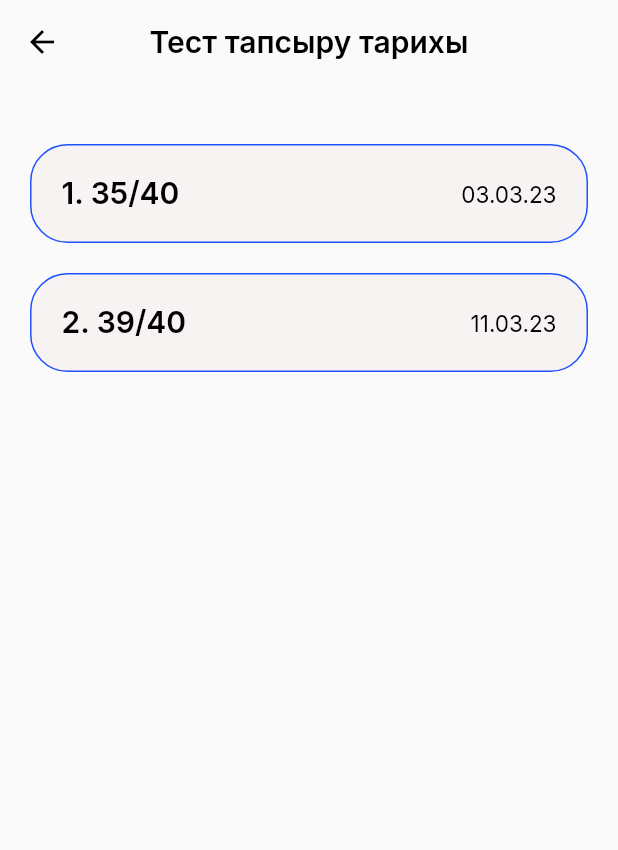
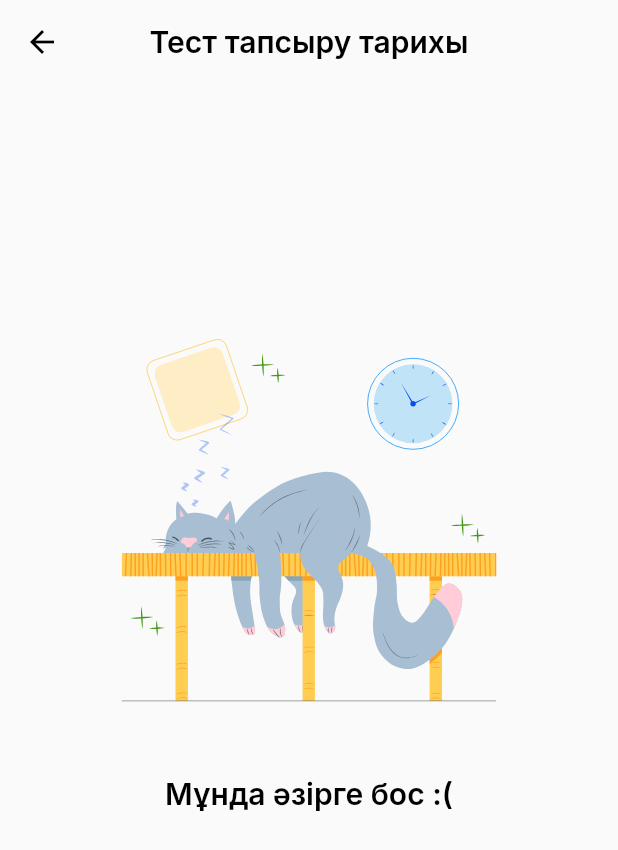
Before and after one commit to udrepo/monday_project, a Flutter app: the HomeScreen screen opened directly, item 3 of the bottom bar chosen, after a tap on "Тарих", on a phone screen of 412 x 824 dp. Shown: the top 850 px of the screen. Run offline on Flutter 3.47's test engine with Material 2 defaults, Android fonts, the phone set to English and light mode, and no system bars; our stand-ins replace fl_chart, flutter_snake_navigationbar, flutter_svg, google_fonts, social_login_buttons.

Commit message:
added empty widget

```diff
--- a/lib/screens/history_screen.dart
+++ b/lib/screens/history_screen.dart
@@ -1,5 +1,6 @@
 import 'package:flutter/material.dart';
 import 'package:monday_project/config/monday_text_styles.dart';
+import 'package:monday_project/widgets/empty_widget.dart';
 
 import '../config/monday_colors.dart';
 
@@ -24,61 +25,62 @@ class HistoryScreen extends StatelessWidget {
       body: SafeArea(
         child: Padding(
           padding: const EdgeInsets.all(20),
-          child: Column(
-            crossAxisAlignment: CrossAxisAlignment.center,
-            children: [
-              SizedBox(
-                height: 20,
-              ),
-              Container(
-                padding: EdgeInsets.all(20),
-                decoration: BoxDecoration(
-                  color: MondayColors.kNavBarBgColor,
-                  border: Border.all(color: MondayColors.kBlueColor),
-                  borderRadius: BorderRadius.all(
-                    Radius.circular(25),
-                  ),
-                ),
-                child: Row(
-                  children: [
-                    Text(
-                      '1. 35/40',
-                      style: MondayTS.blackS20W600,
-                    ),
-                    Spacer(),
-                    Text(
-                      '03.03.23',
-                      style: MondayTS.blackS15W400,
-                    )
-                  ],
-                ),
-              ),
-              SizedBox(height: 20,),
-              Container(
-                padding: EdgeInsets.all(20),
-                decoration: BoxDecoration(
-                  color: MondayColors.kNavBarBgColor,
-                  border: Border.all(color: MondayColors.kBlueColor),
-                  borderRadius: BorderRadius.all(
-                    Radius.circular(25),
-                  ),
-                ),
-                child: Row(
-                  children: [
-                    Text(
-                      '2. 39/40',
-                      style: MondayTS.blackS20W600,
-                    ),
-                    Spacer(),
-                    Text(
-                      '11.03.23',
-                      style: MondayTS.blackS15W400,
-                    )
-                  ],
-                ),
-              )
-            ],
-          ),
+          child: EmptyWidget()
+          // Column(
+          //   crossAxisAlignment: CrossAxisAlignment.center,
+          //   children: [
+          //     SizedBox(
+          //       height: 20,
+          //     ),
+          //     Container(
+          //       padding: EdgeInsets.all(20),
+          //       decoration: BoxDecoration(
+          //         color: MondayColors.kNavBarBgColor,
+          //         border: Border.all(color: MondayColors.kBlueColor),
+          //         borderRadius: BorderRadius.all(
+          //           Radius.circular(25),
+          //         ),
+          //       ),
+          //       child: Row(
+          //         children: [
+          //           Text(
+          //             '1. 35/40',
+          //             style: MondayTS.blackS20W600,
+          //           ),
+          //           Spacer(),
+          //           Text(
+          //             '03.03.23',
+          //             style: MondayTS.blackS15W400,
+          //           )
+          //         ],
+          //       ),
+          //     ),
+          //     SizedBox(height: 20,),
+          //     Container(
+          //       padding: EdgeInsets.all(20),
+          //       decoration: BoxDecoration(
+          //         color: MondayColors.kNavBarBgColor,
+          //         border: Border.all(color: MondayColors.kBlueColor),
+          //         borderRadius: BorderRadius.all(
+          //           Radius.circular(25),
+          //         ),
+          //       ),
+          //       child: Row(
+          //         children: [
+          //           Text(
+          //             '2. 39/40',
+          //             style: MondayTS.blackS20W600,
+          //           ),
+          //           Spacer(),
+          //           Text(
+          //             '11.03.23',
+          //             style: MondayTS.blackS15W400,
+          //           )
+          //         ],
+          //       ),
+          //     )
+          //   ],
+          // ),
         ),
       ),
     );
--- a/lib/screens/study_screen.dart
+++ b/lib/screens/study_screen.dart
@@ -31,15 +31,11 @@ class StudyScreen extends StatelessWidget {
             ),
             const Spacer(),
             CircleAvatar(
-              radius: 30,
+              radius: 27,
               backgroundColor: MondayColors.kBlueColor,
               child: CircleAvatar(
-                radius: 28,
-                backgroundColor: Colors.white,
-                child: Text(
-                  'B',
-                  style: MondayTS.blackS24W600,
-                ),
+                radius: 25,
+                backgroundImage: AssetImage('assets/ava.jpeg'),
               ),
             )
           ],
--- a/lib/screens/subscription_screen.dart
+++ b/lib/screens/subscription_screen.dart
@@ -25,13 +25,6 @@ class SubscriptionScreen extends StatelessWidget {
           child: Column(
             children: [
               SvgPicture.asset('assets/subscribtion_illustration.svg', height: 410,),
-              Text(
-                'Жазылым сатып алу',
-                style: MondayTS.blackS24W600,
-              ),
-              SizedBox(
-                height: 40,
-              ),
               Container(
                 padding: EdgeInsets.all(20),
                 decoration: BoxDecoration(
@@ -67,7 +60,7 @@ class SubscriptionScreen extends StatelessWidget {
                     // ),
                     child: Text(
                       'Сатып алу',
-                      style: MondayTS.whiteS12W400,
+                      style: MondayTS.whiteS18W400,
                     )),
               ),
             ],
--- /dev/null
+++ b/lib/widgets/empty_widget.dart
@@ -0,0 +1,19 @@
+import 'package:flutter/material.dart';
+import 'package:flutter_svg/flutter_svg.dart';
+import 'package:monday_project/config/monday_text_styles.dart';
+
+class EmptyWidget extends StatelessWidget {
+  const EmptyWidget({Key? key}) : super(key: key);
+
+  @override
+  Widget build(BuildContext context) {
+    return Column(
+      children: [
+        const SizedBox(height: 150,),
+         Center(child: SvgPicture.asset('assets/empty_ill.svg', width: 250,)),
+        const SizedBox(height: 50,),
+        Text('Мұнда әзірге бос :(', style: MondayTS.blackS20W600,)
+      ],
+    );
+  }
+}
```
Also changed, not shown: assets/empty_ill.svg (added).
